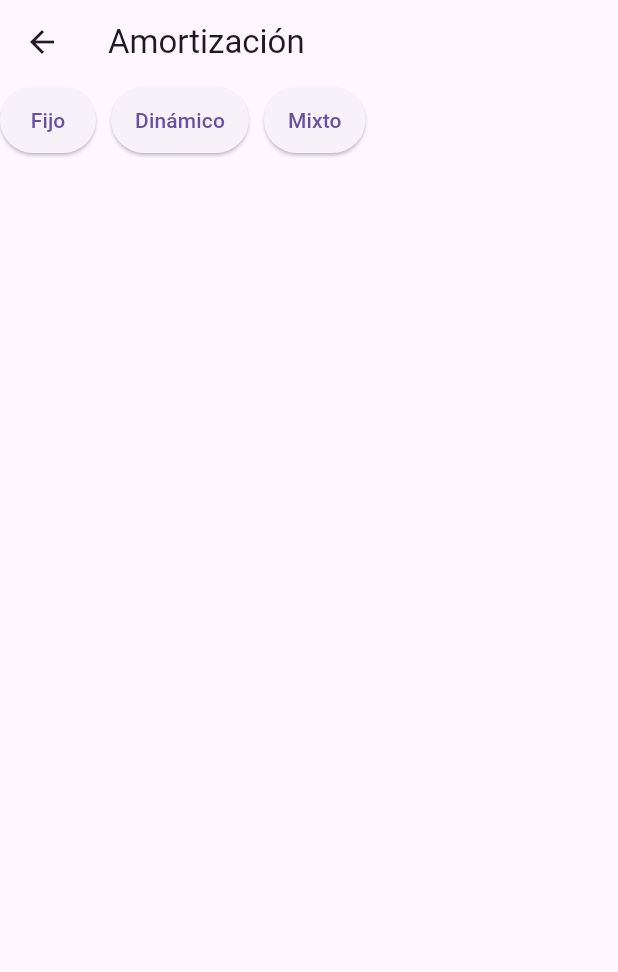
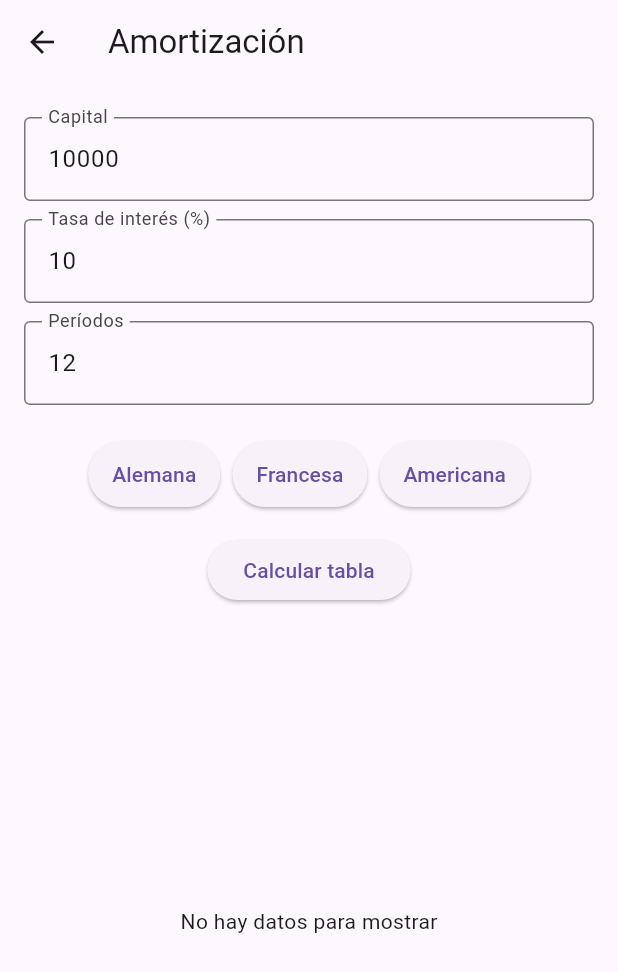
Before and after one commit to LogicDE/bancoecolapp, a Flutter app: the AmortizationScreen screen opened by its route, on a phone screen of 412 x 824 dp. Shown: the top 972 px of the screen. Run offline on Flutter 3.47's test engine with Material 3 defaults, Android fonts, the phone set to English and light mode, and no system bars; our stand-ins replace cloud_firestore, firebase_auth, firebase_core, fl_chart, get, iconsax and 1 more; accounts and stored records are empty.

Commit message:
--Funcionalidad completa de amortización agregada

```diff
--- /dev/null
+++ b/lib/presentation/controllers/amortization_controller.dart
@@ -0,0 +1,114 @@
+import 'package:flutter/material.dart';
+import 'package:get/get.dart';
+import 'dart:math';
+
+class AmortizationRow {
+  final int period;
+  final double payment;
+  final double interest;
+  final double amortization;
+  final double balance;
+
+  AmortizationRow({
+    required this.period,
+    required this.payment,
+    required this.interest,
+    required this.amortization,
+    required this.balance,
+  });
+}
+
+class AmortizationController extends GetxController {
+  var type = ''.obs;
+  var table = <AmortizationRow>[].obs;
+
+  // Nuevos controladores de entrada
+  final capitalCtrl = TextEditingController(text: "10000");
+  final rateCtrl = TextEditingController(text: "10"); // porcentaje
+  final periodsCtrl = TextEditingController(text: "12");
+
+  void setType(String newType) {
+    type.value = newType;
+  }
+
+  void calculate() {
+    final double principal = double.tryParse(capitalCtrl.text) ?? 0;
+    final double rate = (double.tryParse(rateCtrl.text) ?? 0) / 100; // a decimal
+    final int periods = int.tryParse(periodsCtrl.text) ?? 1;
+
+    switch (type.value) {
+      case 'alemana':
+        _calculateGerman(principal, rate, periods);
+        break;
+      case 'francesa':
+        _calculateFrench(principal, rate, periods);
+        break;
+      case 'americana':
+        _calculateAmerican(principal, rate, periods);
+        break;
+    }
+  }
+
+  void _calculateGerman(double P, double r, int n) {
+    table.clear();
+    double amort = P / n;
+    double saldo = P;
+
+    for (int i = 1; i <= n; i++) {
+      double interes = saldo * r;
+      double cuota = amort + interes;
+      saldo -= amort;
+
+      table.add(AmortizationRow(
+        period: i,
+        payment: cuota,
+        interest: interes,
+        amortization: amort,
+        balance: saldo < 0 ? 0 : saldo,
+      ));
+    }
+  }
+
+  void _calculateFrench(double P, double r, int n) {
+    table.clear();
+    double tasaMensual = r / 12;
+    double cuota = (P * tasaMensual) / (1 - pow(1 + tasaMensual, -n));
+    double saldo = P;
+
+    for (int i = 1; i <= n; i++) {
+    double interes = saldo * tasaMensual;
+    double amort = cuota - interes;
+    saldo -= amort;
+
+      table.add(AmortizationRow(
+        period: i,
+        payment: cuota,
+        interest: interes,
+        amortization: amort,
+        balance: saldo < 0 ? 0 : saldo,
+      ));
+    }
+  }
+
+  void _calculateAmerican(double P, double r, int n) {
+    table.clear();
+
+    // Interés fijo cada periodo (mismo saldo hasta el final)
+    double interesFijo = P * r;
+
+    for (int i = 1; i <= n; i++) {
+      double interes = interesFijo;
+      double amort = (i == n) ? P : 0;
+      double pago = interes + amort;
+      double saldo = (i == n) ? 0 : P;
+
+      table.add(AmortizationRow(
+        period: i,
+        payment: pago,
+        interest: interes,
+        amortization: amort,
+        balance: saldo,
+      ));
+    }
+  }
+}
--- a/lib/presentation/screens/amortization_screen.dart
+++ b/lib/presentation/screens/amortization_screen.dart
@@ -1,37 +1,75 @@
 import 'package:flutter/material.dart';
+import 'package:get/get.dart';
+import '../controllers/amortization_controller.dart';
 import '../widgets/mode_button.dart';
 
 class AmortizationScreen extends StatelessWidget {
-  const AmortizationScreen({super.key});
+  final controller = Get.put(AmortizationController());
+
+  AmortizationScreen({super.key});
 
   @override
   Widget build(BuildContext context) {
     return Scaffold(
-      appBar: AppBar(title: Text("Amortización")),
-      body: SingleChildScrollView(
+      appBar: AppBar(title: const Text("Amortización")),
+      body: Padding(
+        padding: const EdgeInsets.all(16),
         child: Column(
           children: [
+            _buildInputField("Capital", controller.capitalCtrl),
+            _buildInputField("Tasa de interés (%)", controller.rateCtrl),
+            _buildInputField("Períodos", controller.periodsCtrl),
+            const SizedBox(height: 16),
             Row(
-              spacing: 10,
+              mainAxisAlignment: MainAxisAlignment.center,
               children: [
-                ModeButton(
-                  text: 'Fijo',
-                  type: 'fixed',
-                  onPressed: (type) {
-                    print('Se presiono el botón con el valor $type');
-                  },
-                ),
-                ModeButton(text: 'Dinámico', type: 'Dynamic', onPressed: (type) {
-                  print('Se presiono el botón $type');
-                }),
-                ModeButton(text: 'Mixto', type: 'Mixte', onPressed: (type){
-                  print('Se presiono el botón $type');
-                }),
+                ModeButton(text: 'Alemana', type: 'alemana', onPressed: controller.setType),
+                const SizedBox(width: 8),
+                ModeButton(text: 'Francesa', type: 'francesa', onPressed: controller.setType),
+                const SizedBox(width: 8),
+                ModeButton(text: 'Americana', type: 'americana', onPressed: controller.setType),
               ],
             ),
+            const SizedBox(height: 16),
+            ElevatedButton(
+              onPressed: controller.calculate,
+              child: const Text("Calcular tabla"),
+            ),
+            const SizedBox(height: 16),
+            Expanded(
+              child: Obx(() => controller.table.isEmpty
+                  ? const Center(child: Text("No hay datos para mostrar"))
+                  : ListView.builder(
+                      itemCount: controller.table.length,
+                      itemBuilder: (context, index) {
+                        final row = controller.table[index];
+                        return Card(
+                          child: ListTile(
+                            title: Text("Periodo ${row.period}"),
+                            subtitle: Text(
+                                "Pago: ${row.payment.toStringAsFixed(2)} | Interés: ${row.interest.toStringAsFixed(2)}\nAmortización: ${row.amortization.toStringAsFixed(2)} | Saldo: ${row.balance.toStringAsFixed(2)}"),
+                          ),
+                        );
+                      },
+                    )),
+            )
           ],
         ),
-      )
+      ),
+    );
+  }
+
+  Widget _buildInputField(String label, TextEditingController controller) {
+    return Padding(
+      padding: const EdgeInsets.symmetric(vertical: 6),
+      child: TextField(
+        controller: controller,
+        keyboardType: TextInputType.number,
+        decoration: InputDecoration(
+          labelText: label,
+          border: const OutlineInputBorder(),
+        ),
+      ),
     );
   }
 }
```
